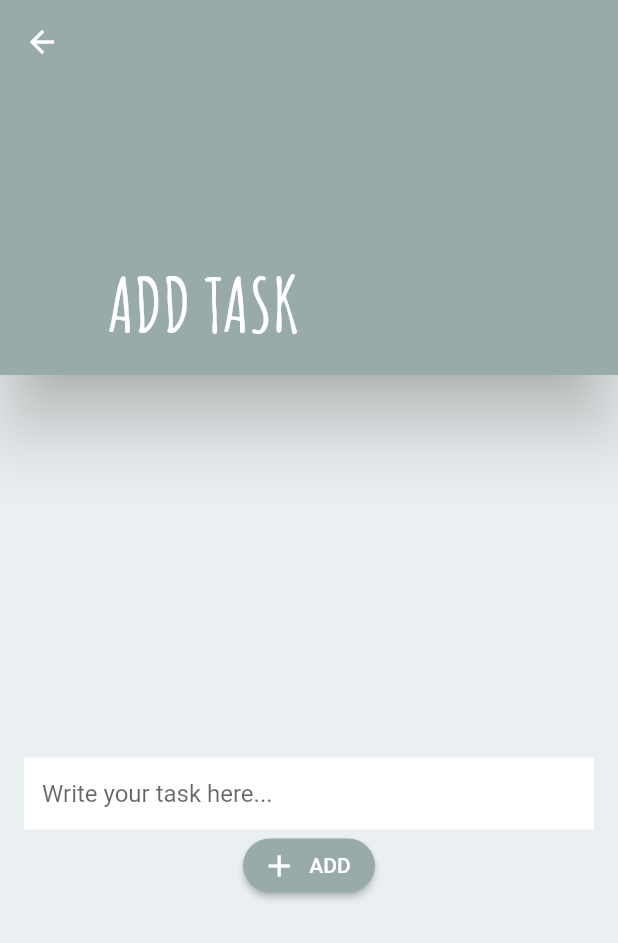
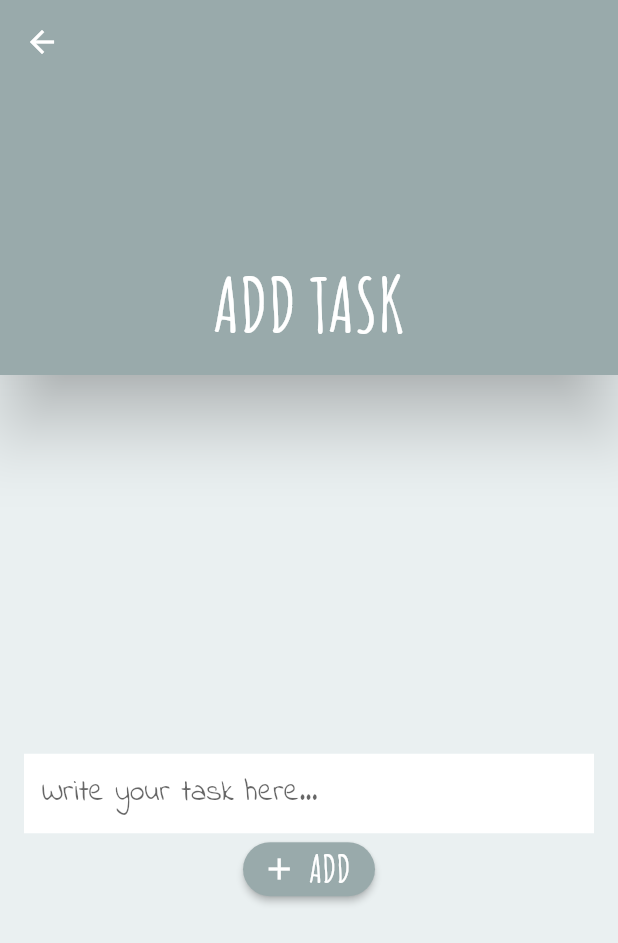
Before and after one commit to gu-tig169/gusekber, a Flutter app: the NewTaskView screen opened directly, on a phone screen of 412 x 824 dp. Shown: the top 943 px of the screen. Run offline on Flutter 3.47's test engine with Material 2 defaults, Android fonts, the phone set to English and light mode, and no system bars; network calls fail.

Commit message:
Steg 4 klar

```diff
--- a/lib/main.dart
+++ b/lib/main.dart
@@ -1,6 +1,6 @@
 import 'package:flutter/material.dart';
 import 'package:provider/provider.dart';
-import 'taskmodel.dart';
+import './taskmodel.dart';
 import './homepage.dart';
 
 void main() {
--- a/lib/newtaskview.dart
+++ b/lib/newtaskview.dart
@@ -1,5 +1,6 @@
 import 'package:flutter/material.dart';
 import 'package:todolist/main.dart';
+
 import './taskmodel.dart';
 
 class NewTaskView extends StatefulWidget {
@@ -38,8 +39,8 @@ class NewTaskViewState extends State<NewTaskView> {
         child: AppBar(
           backgroundColor: barColor,
           elevation: 20,
-          centerTitle: true,
           flexibleSpace: FlexibleSpaceBar(
+            centerTitle: true,
             title: Text('ADD TASK',
                 style: TextStyle(
                   fontSize: 50.0,
@@ -67,6 +68,7 @@ class NewTaskViewState extends State<NewTaskView> {
     return Container(
       margin: EdgeInsets.only(left: 16, right: 16),
       child: TextField(
+        style: TextStyle(fontSize: 20.0, fontFamily: 'IndieFlower'),
         controller: textEditingController,
         decoration: InputDecoration(
           hintText: 'Write your task here...',
@@ -84,7 +86,11 @@ class NewTaskViewState extends State<NewTaskView> {
       child: RaisedButton.icon(
         shape: RoundedRectangleBorder(borderRadius: BorderRadius.circular(20)),
         textColor: Colors.white,
-        label: Text('ADD'),
+        label: Text('ADD',
+            style: TextStyle(
+                fontSize: 25.0,
+                fontWeight: FontWeight.bold,
+                fontFamily: 'AmaticSC')),
         onPressed: () {
           Navigator.pop(
               context,
--- a/lib/taskmodel.dart
+++ b/lib/taskmodel.dart
@@ -1,5 +1,5 @@
 import 'package:flutter/material.dart';
-import 'getapi.dart';
+import './getapi.dart';
 
 class Todos {
   String input;
@@ -53,11 +53,11 @@ class MyState extends ChangeNotifier {
 
   void checkTodo(Todos todo, bool done) async {
     todo.done = done;
-    await Api.refreshTodo(todo, todo.id);
+    await Api.checkTodo(todo, todo.id);
     await getList();
   }
 
-  void setFilterTodo(String filterToDo) async {
+  void setFilterTodo(String filterTodo) async {
     this._filterTodo = filterTodo;
     notifyListeners();
   }
```
Also changed, not shown: lib/getapi.dart (+3 -7 lines), lib/homepage.dart (+19 -7 lines).
